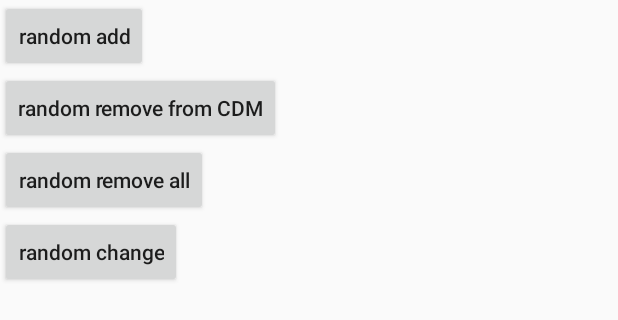
After one commit to LightSun/SuperAdapter, an Android app: the layout ac_test_count_down.xml on its own in the app's theme, with its tools: preview values and no code run, on a phone screen of 412 x 824 dp. The commit adds this screen. Shown: the top 320 px of the screen. Run offline under Robolectric (Android 15) with nearby library versions, the phone set to English and light mode, and no system bars.

Commit message:
test count down ok

```diff
--- a/SuperAdapter/app/build.gradle
+++ b/SuperAdapter/app/build.gradle
@@ -52,4 +52,6 @@ dependencies {
     implementation "com.jakewharton:butterknife:${butterknife}"
     annotationProcessor "com.jakewharton:butterknife-compiler:${butterknife}"
     implementation project(':adapter')
+
+    implementation 'com.heaven7.java.pc:Produce-consume:1.0.0'
 }
--- a/SuperAdapter/app/src/main/AndroidManifest.xml
+++ b/SuperAdapter/app/src/main/AndroidManifest.xml
@@ -22,6 +22,7 @@
         <activity android:name=".TestQtActivity"/>
         <activity android:name=".AudioFxDemo"/>
         <activity android:name=".TestExpendAdapterActivity"/>
+        <activity android:name=".TestCountDownActivity"/>
     </application>
 
 </manifest>
--- a/SuperAdapter/app/src/main/java/com/heaven7/core/adapter/demo/TestMainActivity.java
+++ b/SuperAdapter/app/src/main/java/com/heaven7/core/adapter/demo/TestMainActivity.java
@@ -12,6 +12,7 @@ public class TestMainActivity extends AbsMainActivity {
         list.add(new ActivityInfo(TestQtActivity.class));
         list.add(new ActivityInfo(AudioFxDemo.class));
         list.add(new ActivityInfo(TestExpendAdapterActivity.class));
+        list.add(new ActivityInfo(TestCountDownActivity.class));
     }
 
 
--- /dev/null
+++ b/SuperAdapter/app/src/main/res/layout/ac_test_count_down.xml
@@ -0,0 +1,44 @@
+<?xml version="1.0" encoding="utf-8"?>
+<LinearLayout xmlns:android="http://schemas.android.com/apk/res/android"
+    android:orientation="vertical"
+    android:layout_width="match_parent"
+    android:layout_height="match_parent">
+
+    <Button
+        android:id="@+id/bt_add"
+        android:layout_width="wrap_content"
+        android:layout_height="wrap_content"
+        android:textAllCaps="false"
+        android:text="random add"
+        />
+    <Button
+        android:id="@+id/bt_remove"
+        android:layout_width="wrap_content"
+        android:layout_height="wrap_content"
+        android:textAllCaps="false"
+        android:text="random remove from CDM"
+        />
+    <Button
+        android:id="@+id/bt_remove2"
+        android:layout_width="wrap_content"
+        android:layout_height="wrap_content"
+        android:textAllCaps="false"
+        android:text="random remove all"
+        />
+    <Button
+        android:id="@+id/bt_change"
+        android:layout_width="wrap_content"
+        android:layout_height="wrap_content"
+        android:textAllCaps="false"
+        android:text="random change"
+        />
+
+    <android.support.v7.widget.RecyclerView
+        android:id="@+id/rv"
+        android:layout_width="wrap_content"
+        android:layout_height="wrap_content"
+        android:padding="10dp"
+        >
+    </android.support.v7.widget.RecyclerView>
+
+</LinearLayout>
```
Also changed, not shown: SuperAdapter/adapter/src/main/java/com/heaven7/adapter/CountDownManager.java (added, +86 -0 lines), SuperAdapter/app/src/main/java/com/heaven7/core/adapter/demo/TestCountDownActivity.java (added, +180 -0 lines), SuperAdapter/app/src/main/java/com/heaven7/core/adapter/demo/module/SimpleCountDownItem.java (added, +41 -0 lines).
